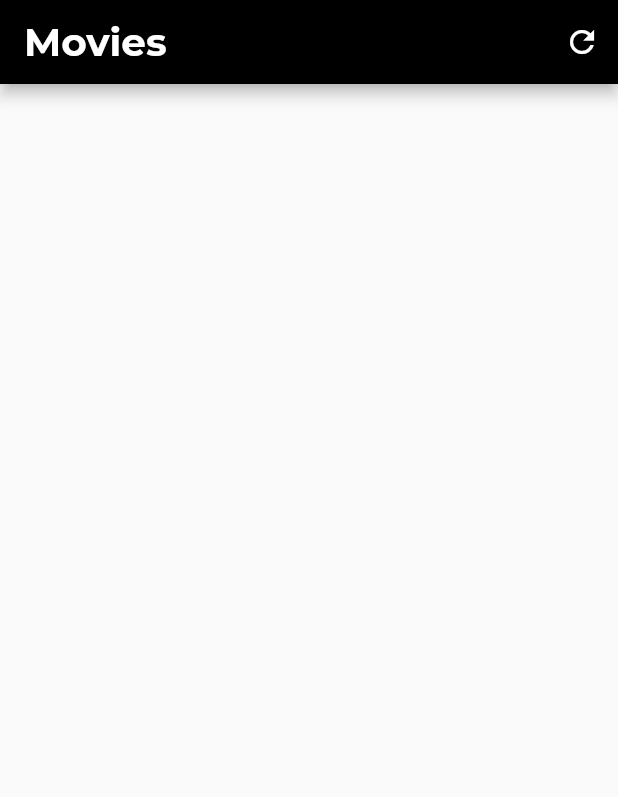
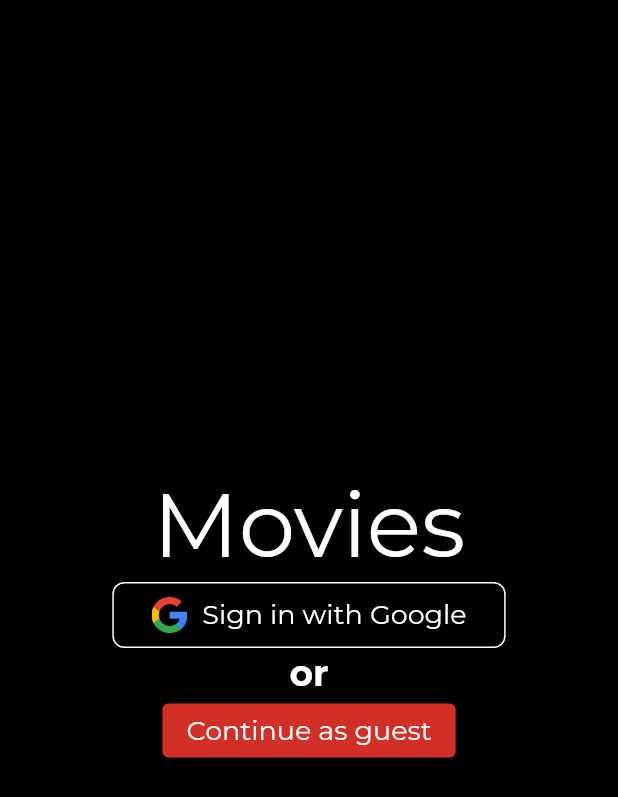
Before and after one commit to MiroslavZB/movies, a Flutter app: the screen it shows after launch, on a phone screen of 412 x 824 dp. Shown: the top 797 px of the screen. Run offline on Flutter 3.47's test engine with Material 2 defaults, Android fonts, the phone set to English and light mode, and no system bars; our stand-ins replace firebase_core, get_storage, go_router, google_sign_in; accounts and stored records are empty; project files that could hold a hidden picture were left out.

Commit message:
added auth

```diff
--- a/lib/main.dart
+++ b/lib/main.dart
@@ -1,25 +1,49 @@
+import 'package:firebase_core/firebase_core.dart';
+import 'package:movies/controllers/user_controller.dart';
+import 'package:movies/firebase_options.dart';
 import 'package:movies/models/movie.dart';
+import 'package:movies/pages/auth_page.dart';
 import 'package:movies/pages/details_page.dart';
 import 'package:movies/pages/home_page.dart';
 import 'package:movies/resources/utils.dart';
+import 'package:provider/provider.dart';
 
-void main() {
+Future<void> main() async {
+  WidgetsFlutterBinding.ensureInitialized();
+
+  await Firebase.initializeApp(
+    options: DefaultFirebaseOptions.currentPlatform,
+  );
   runApp(const MyApp());
 }
 
 final _rootNavigatorKey = GlobalKey<NavigatorState>();
 
 final _router = GoRouter(
-  initialLocation: Paths.home,
+  initialLocation: Paths.auth,
   navigatorKey: _rootNavigatorKey,
   routes: [
+    GoRoute(
+      parentNavigatorKey: _rootNavigatorKey,
+      path: Paths.auth,
+      name: Paths.auth,
+      pageBuilder: (context, state) {
+        return CustomTransitionPage<void>(
+          transitionsBuilder: (context, animation, secondaryAnimation, child) =>
+              FadeTransition(opacity: animation, child: child),
+          child: const AuthPage(),
+        );
+      },
+    ),
     GoRoute(
       parentNavigatorKey: _rootNavigatorKey,
       path: Paths.home,
       name: Paths.home,
       pageBuilder: (context, state) {
-        return const NoTransitionPage(
-          child: HomePage(),
+        return CustomTransitionPage<void>(
+          transitionsBuilder: (context, animation, secondaryAnimation, child) =>
+              FadeTransition(opacity: animation, child: child),
+          child: const HomePage(),
         );
       },
     ),
--- /dev/null
+++ b/lib/pages/auth_page.dart
@@ -0,0 +1,113 @@
+import 'package:google_sign_in/google_sign_in.dart';
+import 'package:movies/controllers/user_controller.dart';
+import 'package:movies/resources/utils.dart';
+import 'package:provider/provider.dart';
+
+class AuthPage extends StatelessWidget {
+  const AuthPage({Key? key}) : super(key: key);
+
+  @override
+  Widget build(BuildContext context) {
+    return Scaffold(
+      backgroundColor: primaryColor,
+      body: SafeArea(
+        child: Column(
+          mainAxisAlignment: MainAxisAlignment.center,
+          children: [
+            appNameText(),
+            googleLogIn(context),
+            const Text('or', style: styleH2Bold),
+            guestLogIn(context),
+          ],
+        ),
+      ),
+    );
+  }
+
+  // Widgets
+  appNameText() {
+    return Row(
+      mainAxisAlignment: MainAxisAlignment.center,
+      children: [
+        Text(
+          appName,
+          style: styleH1.copyWith(
+            fontSize: 60,
+          ),
+        ),
+      ],
+    );
+  }
+
+  googleLogIn(BuildContext context) {
+    return ElevatedButton(
+      onPressed: () async {
+        final googleSignIn = GoogleSignIn();
+        try {
+          final GoogleSignInAccount? account = await googleSignIn.signIn();
+          if (account != null && context.mounted) {
+            final controller = Provider.of<UserController>(context, listen: false);
+            controller.setKey(account.email);
+            controller.fetch();
+            context.push(Paths.home);
+          }
+        } catch (error) {
+          ScaffoldMessenger.of(context).showSnackBar(
+            const SnackBar(
+              content: Text('Auth was unsuccessful!'),
+            ),
+          );
+        }
+      },
+      style: ButtonStyle(
+        shape: MaterialStateProperty.all<RoundedRectangleBorder>(
+          RoundedRectangleBorder(
+            borderRadius: BorderRadius.circular(8.0),
+          ),
+        ),
+        side: MaterialStateProperty.all<BorderSide>(
+          const BorderSide(color: onPrimaryColor),
+        ),
+      ),
+      child: Padding(
+        padding: const EdgeInsets.all(10),
+        child: Row(
+          mainAxisSize: MainAxisSize.min,
+          mainAxisAlignment: MainAxisAlignment.center,
+          children: [
+            Padding(
+              padding: const EdgeInsets.only(right: 10),
+              child: Image.asset(
+                'assets/images/google-logo.png',
+                width: 24,
+                height: 24,
+              ),
+            ),
+            const Text(
+              'Sign in with Google',
+              style: styleH4,
+            ),
+          ],
+        ),
+      ),
+    );
+  }
+
+  guestLogIn(BuildContext context) {
+    return ElevatedButton(
+      onPressed: () {
+        final controller = Provider.of<UserController>(context, listen: false);
+        controller.setKey('guest');
+        controller.fetch();
+        context.push(Paths.home);
+      },
+      style: ElevatedButton.styleFrom(
+        backgroundColor: accentColor,
+      ),
+      child: const Text(
+        'Continue as guest',
+        style: styleH4,
+      ),
+    );
+  }
+}
--- a/lib/resources/paths.dart
+++ b/lib/resources/paths.dart
@@ -1,4 +1,5 @@
 abstract class Paths {
+  static String get auth => '/auth';
   static String get home => '/home';
   static String get movieDetails => '/movieDetails';
 }
```
Also changed, not shown: lib/controllers/user_controller.dart (added, +37 -0 lines), pubspec.yaml (+7 -0 lines), assets/images/google-logo.png (added), lib/firebase_options.dart (added), pubspec.lock, 5 other files.
